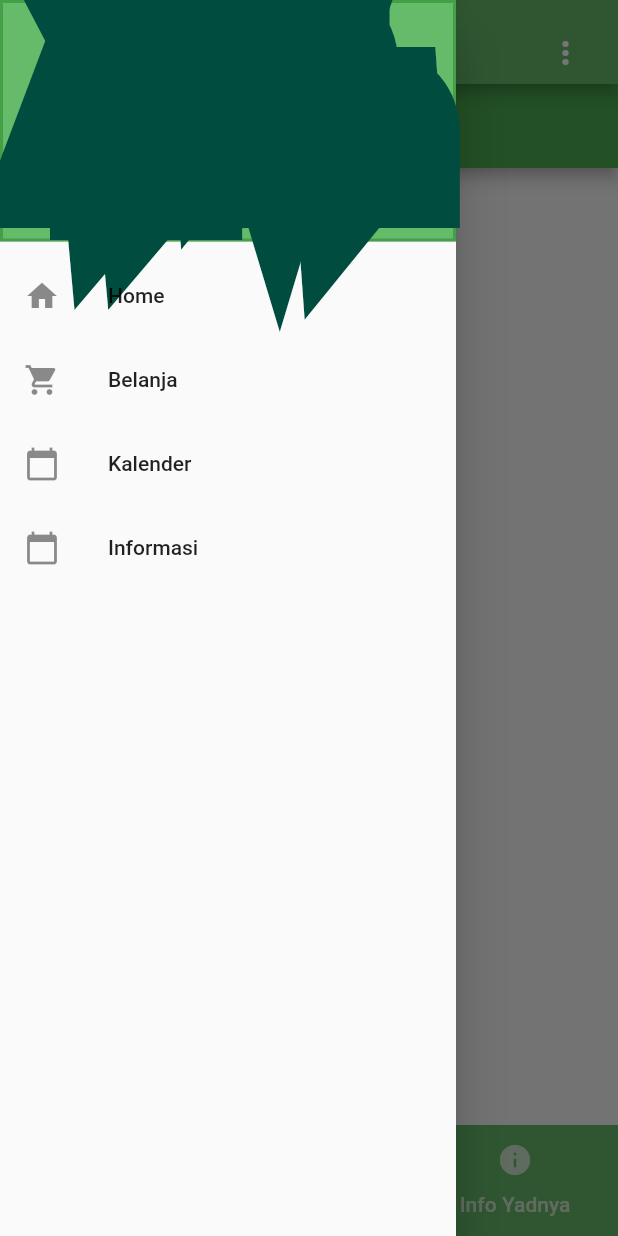
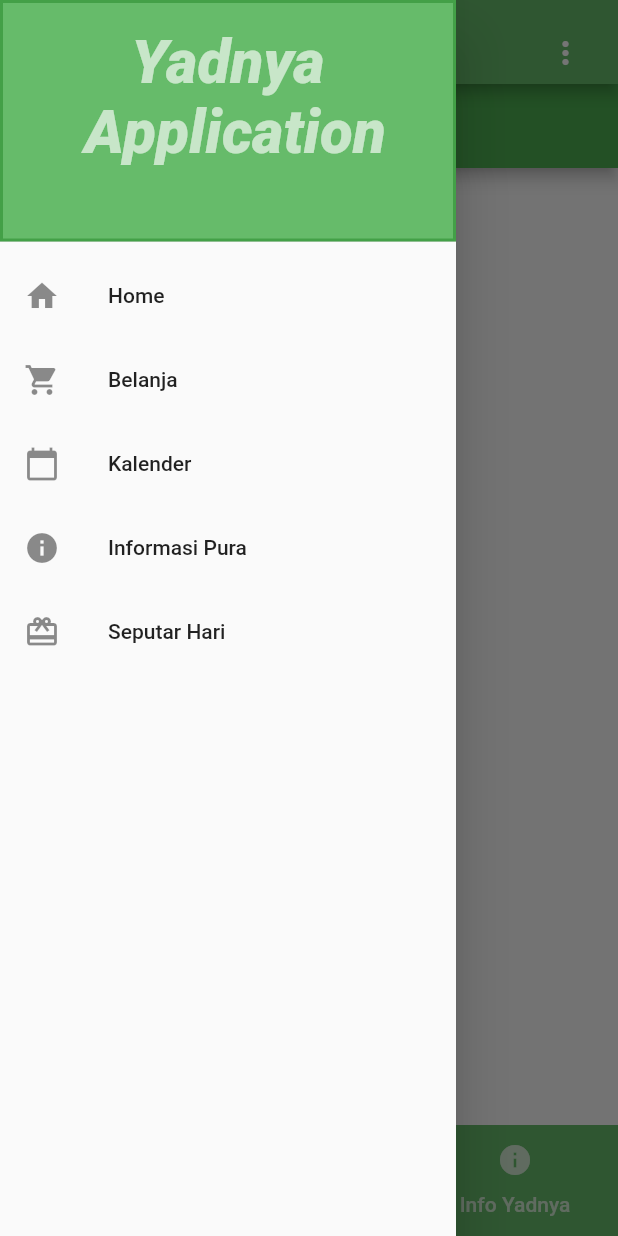
Before and after one commit to WidiaPrasetia/uasMobile, a Flutter app: the screen it shows after launch, with the side drawer open, on a phone screen of 412 x 824 dp. Run offline on Flutter 3.47's test engine with Material 2 defaults, Android fonts, the phone set to English and light mode, and no system bars; our stand-ins replace google_fonts; missing offline and left inert: flutter_calendar; Roboto replaces fonts that are missing (Monotype Corsiva, Satisfy).

Commit message:
menambah informasi pura & tambah2 di belanja

```diff
--- a/lib/hal_info.dart
+++ b/lib/hal_info.dart
@@ -1,4 +1,6 @@
 import 'package:flutter/material.dart';
+import 'package:uas_app/kalender.dart';
+import './main.dart' as HomeUtama;
 
 class Info extends StatelessWidget {
   @override
@@ -14,6 +16,7 @@ class Info extends StatelessWidget {
         new ListTile(
          leading: new Icon(Icons.colorize),
          title: new Text("Info Hari Raya"),
+         subtitle: new Text("Info seputar Hari Raya Hindu"),
          onTap: (){
            Navigator.canPop(context);
          },
@@ -21,6 +24,8 @@ class Info extends StatelessWidget {
         new ListTile(
          leading: new Icon(Icons.thumb_up),
          title: new Text("Info Hari Baik(Dewasa Ayu)"),
+         subtitle: new Text("Menentukan hari baik untuk memulai suatu kegiatan"),
+        //  dense: true,
          onTap: (){
            Navigator.canPop(context);
          },
@@ -28,8 +33,9 @@ class Info extends StatelessWidget {
         new ListTile(
          leading: new Icon(Icons.notification_important),
          title: new Text("Info Piodalan"),
+         subtitle: new Text("Info piodalan seputaran Pura di Bali"),
          onTap: (){
-           Navigator.canPop(context);
+           Navigator.push(context, MaterialPageRoute(builder: (context) => Kalender()));
          },
         ),
       ],
--- a/lib/main.dart
+++ b/lib/main.dart
@@ -1,13 +1,18 @@
+import 'dart:ui';
+
 import 'package:flutter/material.dart';
+import 'package:google_fonts/google_fonts.dart';
 
 import './hal_banten.dart' as banten;
 import './hal_pura.dart' as pura;
 import './hal_info.dart' as info;
 import './kalender.dart' as kalender;
+import './hal_belanja.dart' as belanja;
+import './test.dart' as hanyaTest;
 
 void main() {
   runApp(new MaterialApp(
-    title: "Tab Bar",
+    title: "Yadnya Apps",
     home: new Home(),
   ));
 }
@@ -18,6 +23,8 @@ class Home extends StatefulWidget {
 }
 
 class _HomeState extends State<Home> with SingleTickerProviderStateMixin {
+
+  String teks="";
   TabController controller;
   @override
   void initState() {
@@ -37,14 +44,14 @@ class _HomeState extends State<Home> with SingleTickerProviderStateMixin {
       appBar: new AppBar(
         actions: <Widget>[
           new IconButton(
-               padding: new EdgeInsets.all(23.0),
+              padding: new EdgeInsets.all(23.0),
               icon: new Icon(Icons.more_vert),
               onPressed: () {
                 showDialog(
                     context: context,
                     builder: (BuildContext context) {
                       return AlertDialog(
-                        title: new Text(
+                        title: const Text(
                           "Tentang Aplikasi",
                           textAlign: TextAlign.center,
                           style: TextStyle(
@@ -52,10 +59,9 @@ class _HomeState extends State<Home> with SingleTickerProviderStateMixin {
                               fontWeight: FontWeight.bold),
                         ),
                         content: new Text(
-                            "Yadnya App merupakan aplikasi yang mencangkup lengkap seputar tentang Yadnya. \n Permudah Jalan Yadnya mu",
-                            style: TextStyle(
-                              fontSize: 15
-                            ),),
+                          "Yadnya App merupakan aplikasi yang mencangkup lengkap seputar tentang Yadnya. \n Permudah Jalan Yadnya mu",
+                          style: TextStyle(fontSize: 15),
+                        ),
                         actions: <Widget>[
                           new FlatButton(
                             child: new Text("Kembali"),
@@ -82,19 +88,15 @@ class _HomeState extends State<Home> with SingleTickerProviderStateMixin {
               child: Text(
                 'Yadnya \n Application',
                 textAlign: TextAlign.center,
-                style: TextStyle(
-                    fontFamily: 'Monotype Corsiva',
-                    fontWeight: FontWeight.bold,
-                    fontSize: 40,
-                    foreground: Paint()
-                    ..style = PaintingStyle.stroke
-                    ..strokeWidth = 100
-                    ..color = Colors.teal[900]
-                     ),
+                style: GoogleFonts.satisfy(
+                    fontStyle: FontStyle.italic,
+                    fontSize: 40.0,
+                    fontWeight: FontWeight.w800,
+                    fontFeatures: [FontFeature.tabularFigures()],
+                    textStyle: TextStyle(color: Colors.green[100])),
               ),
               decoration: BoxDecoration(
-                border: Border.all(width: 2,
-                color: Colors.green[600]),
+                border: Border.all(width: 2, color: Colors.green[600]),
                 color: Colors.green[400],
               ),
 
@@ -111,7 +113,7 @@ class _HomeState extends State<Home> with SingleTickerProviderStateMixin {
               leading: Icon(Icons.shopping_cart),
               title: Text('Belanja'),
               onTap: () {
-                // Navigator.push(context, MaterialPageRoute(builder: (context) => kalender.Kalender()));
+                Navigator.push(context, MaterialPageRoute(builder: (context) => belanja.Belanja()));
               },
             ),
             ListTile(
@@ -125,13 +127,19 @@ class _HomeState extends State<Home> with SingleTickerProviderStateMixin {
               },
             ),
             ListTile(
-              leading: Icon(Icons.calendar_today),
-              title: Text('Informasi'),
+              leading: Icon(Icons.info),
+              title: Text('Informasi Pura'),
               onTap: () {
-                Navigator.push(
-                    context,
-                    MaterialPageRoute(
-                        builder: (context) => info.Info()));
+                Navigator.push(context,
+                    MaterialPageRoute(builder: (context) => hanyaTest.Test()));
+              },
+            ),
+            ListTile(
+              leading: Icon(Icons.card_giftcard),
+              title: Text('Seputar Hari'),
+              onTap: () {
+                Navigator.push(context,
+                    MaterialPageRoute(builder: (context) => info.Info()));
               },
             ),
           ],
--- a/pubspec.yaml
+++ b/pubspec.yaml
@@ -21,6 +21,7 @@ environment:
   sdk: ">=2.7.0 <3.0.0"
 
 dependencies:
+  google_fonts: ^1.1.0
   flutter_calendar: ^0.0.9
   flutter:
     sdk: flutter
@@ -54,6 +55,8 @@ flutter:
     - img/info.png
     - undiknas.png
     - img/besakih.jpg
+    - img/lempuyang.png
+    - img/tanahlot.jpg
 
 
 
```
Also changed, not shown: lib/hal_belanja.dart (added, +67 -0 lines), lib/hal_pura.dart (+40 -10 lines), lib/test.dart (added, +66 -0 lines), img/lempuyang.jpg, img/lempuyang.png (added), img/tanahlot.jpg (added), pubspec.lock, puragrid/besakih.jpg (added), puragrid/lempuyang.jpg (added), puragrid/masceti.jpeg (added), puragrid/pura.jpg (added).
